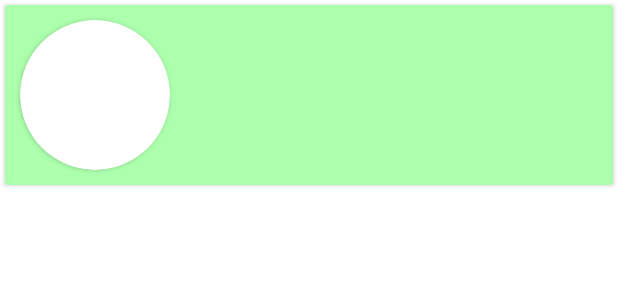
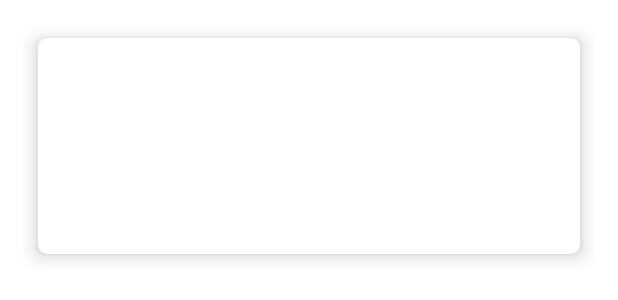
Before and after one commit to DhimasArbi/MyCafe, an Android app: the layout layout_data.xml on its own in the app's theme, with its tools: preview values and no code run, on a phone screen of 412 x 824 dp. Shown: the top 300 px of the screen. Run offline under Robolectric (Android 15) with nearby library versions, the phone set to English and light mode, and no system bars.

Commit message:
tampilan baru

```diff
--- a/MyCaffe/app/src/main/res/layout/layout_data.xml
+++ b/MyCaffe/app/src/main/res/layout/layout_data.xml
@@ -1,28 +1,24 @@
 <?xml version="1.0" encoding="utf-8"?>
-<androidx.cardview.widget.CardView xmlns:android="http://schemas.android.com/apk/res/android"
+<RelativeLayout xmlns:android="http://schemas.android.com/apk/res/android"
     xmlns:app =  "http://schemas.android.com/apk/res-auto"
     xmlns:tools="http://schemas.android.com/tools"
     android:layout_width="match_parent"
     android:layout_height="wrap_content"
-    android:layout_marginBottom="10dp"
     android:backgroundTint="@color/colorAccent"
-    android:layout_margin="3dp"
-    android:id="@+id/layoutData">
+    android:layout_margin="5dp"
+    android:id="@+id/layoutData"
+    android:padding="10dp">
+    <androidx.cardview.widget.CardView
+        android:layout_width="match_parent"
+        android:layout_height="wrap_content"
+        app:cardElevation="8dp"
+        app:cardCornerRadius="6dp"
+        android:layout_margin="10dp">
 
-    <androidx.constraintlayout.widget.ConstraintLayout
+        <RelativeLayout
             android:layout_width="match_parent"
-        android:layout_height="wrap_content">
-
-        <androidx.cardview.widget.CardView
-            android:id="@+id/cardView"
-            android:layout_width="100dp"
-            android:layout_height="100dp"
-            android:layout_centerHorizontal="true"
-            android:layout_margin="10dp"
-            app:cardCornerRadius="100dp"
-            app:layout_constraintBottom_toBottomOf="parent"
-            app:layout_constraintStart_toStartOf="parent"
-            app:layout_constraintTop_toTopOf="parent">
+            android:layout_height="wrap_content"
+            android:padding="12dp">
 
             <ImageView
                 android:id="@+id/gbMenu"
@@ -31,35 +27,33 @@
                 android:layout_gravity="center"
                 android:layout_margin="10dp"
                 android:scaleType="centerCrop"></ImageView>
-        </androidx.cardview.widget.CardView>
 
             <TextView
                 android:id="@+id/nmMenu"
-            android:layout_width="250dp"
+                android:layout_width="wrap_content"
                 android:layout_height="wrap_content"
                 android:layout_marginTop="8dp"
                 android:layout_marginEnd="16dp"
                 android:gravity="left"
                 android:textSize="10pt"
                 android:textStyle="bold"
-            app:layout_constraintEnd_toEndOf="parent"
-            app:layout_constraintTop_toTopOf="parent"></TextView>
+                android:layout_toRightOf="@id/gbMenu"
+                android:layout_marginLeft="15dp"></TextView>
 
             <TextView
                 android:id="@+id/menuInfo"
-            android:layout_width="wrap_content"
+                android:layout_width="match_parent"
                 android:layout_height="wrap_content"
-            android:layout_margin="5dp"
-            android:layout_marginTop="22dp"
+                android:layout_below="@id/nmMenu"
+                android:layout_marginStart="5dp"
+                android:layout_marginLeft="15dp"
+                android:layout_marginTop="5dp"
+                android:layout_marginEnd="5dp"
+                android:layout_marginBottom="5dp"
+                android:layout_toRightOf="@id/gbMenu"
                 android:textAlignment="center"
                 android:textColor="@color/colorPrimaryDark"
-            android:textSize="8pt"
-            app:layout_constraintBottom_toBottomOf="parent"
-            app:layout_constraintEnd_toEndOf="parent"
-            app:layout_constraintHorizontal_bias="0.086"
-            app:layout_constraintStart_toEndOf="@+id/cardView"
-            app:layout_constraintTop_toBottomOf="@+id/nmMenu"
-            app:layout_constraintVertical_bias="0.194"></TextView>
-    </androidx.constraintlayout.widget.ConstraintLayout>
-
+                android:textSize="8pt"></TextView>
+        </RelativeLayout>
     </androidx.cardview.widget.CardView>
+</RelativeLayout>
```
Lines whose indentation alone changed are shown as unchanged.
